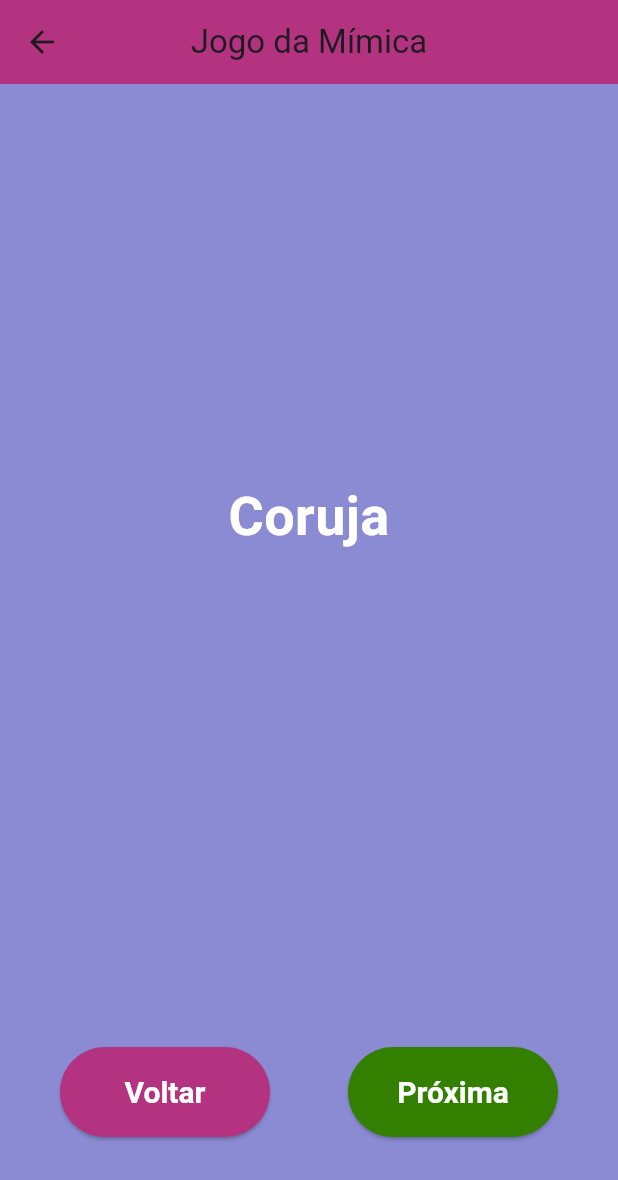
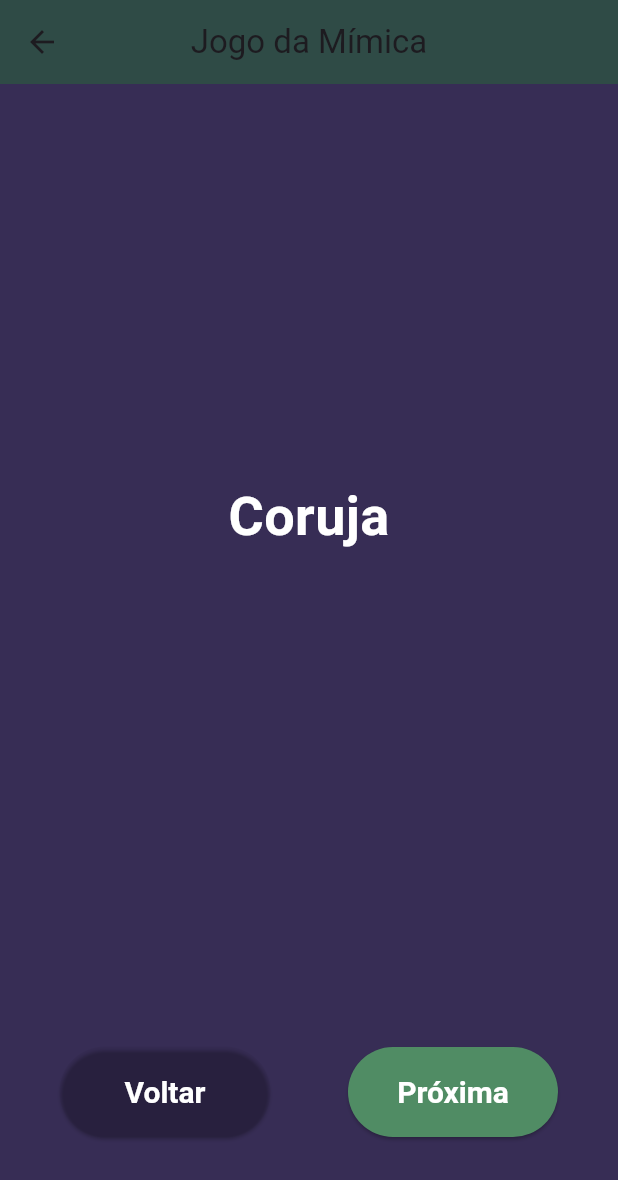
Before and after one commit to faccin-eng/advinha_me, a Flutter app: the screen it shows after launch, after a tap on "Jogo da Mimica", on a phone screen of 412 x 824 dp. Shown: the top 1180 px of the screen. Run offline on Flutter 3.47's test engine with Material 3 defaults, Android fonts, the phone set to English and light mode, and no system bars.

Commit message:
Logica de repetição, icon, colorset

```diff
--- a/lib/main.dart
+++ b/lib/main.dart
@@ -20,20 +20,22 @@ class MenuApp extends StatelessWidget {
         '/mimica': (context) => JogoScreen(
           titulo: 'Jogo da Mímica',
           assetPath: 'assets/mimica.json',
-          corFundo: Color.fromRGBO(110, 110, 201, 0.8),
-          corBotaoVoltar: Color.fromRGBO(179, 51, 128, 1),
-          corBotaoGerar: Color.fromRGBO(51, 128, 0, 1),
-          corTexto: Colors.white,
+          corFundo: Color.fromRGBO(55, 45, 85, 1),
+          corBotaoVoltar: Color.fromRGBO(126, 78, 78, 0),
+          corBarraSuperior: Color.fromRGBO(45, 85, 65, 0.76),
+          corBotaoGerar: Color.fromRGBO(80, 140, 100, 1),
+          corTexto: const Color.fromARGB(255, 255, 255, 255),
           modoPaisagem: false,
           usarTemporizador: false,
         ),
         '/advinha': (context) => JogoScreen(
           titulo: 'Advinha Quem',
           assetPath: 'assets/advinha.json',
-          corFundo: Color.fromRGBO(89, 89, 136, 0.98),
-          corBotaoVoltar: Color.fromRGBO(179, 51, 128, 1),
-          corBotaoGerar: Color.fromRGBO(0, 128, 179, 1),
-          corTexto: Colors.black,
+          corFundo: Color.fromRGBO(45, 85, 65, 1),
+          corBotaoVoltar: Color.fromRGBO(126, 78, 78, 0), // transparente
+          corBarraSuperior: Color.fromARGB(122, 119, 0, 113),
+          corBotaoGerar: Color.fromRGBO(120, 80, 160, 1),
+          corTexto: const Color.fromARGB(255, 255, 255, 255),
           modoPaisagem: true,
           usarTemporizador: true,
         ),
@@ -49,19 +51,28 @@ class MenuScreen extends StatelessWidget{
       appBar: AppBar(
         title: Text('Advinha-Me'),
         centerTitle: true,
-        backgroundColor: Color.fromRGBO(131, 138, 0, 1),
+        backgroundColor: Color.fromRGBO(60, 80, 100, 1),
+        titleTextStyle: TextStyle(
+    fontSize: 22,
+    fontWeight: FontWeight.bold,
+    color: const Color.fromARGB(255, 0, 0, 0), // ou a cor que você preferir
+  ),
       ),
       body: Container(
-        color: const Color.fromARGB(255, 7, 31, 26),
+  color: const Color.fromRGBO(25, 25, 35, 1),
+  width: double.infinity,
+  height: double.infinity,
+  child: Center(
     child: Column(
       mainAxisAlignment: MainAxisAlignment.center,
+      crossAxisAlignment: CrossAxisAlignment.center,
       children: [
         SizedBox(
-              width: 500,
+          width: 300, // Tamanho fixo menor
           height: 80,
           child: ElevatedButton(
             style: ElevatedButton.styleFrom(
-                  backgroundColor: Color.fromRGBO(102, 0, 128, 1),
+              backgroundColor: Color.fromRGBO(120, 80, 160, 1),
               foregroundColor: Colors.black,
               textStyle: TextStyle(fontSize: 20, fontWeight: FontWeight.bold),
             ),
@@ -71,15 +82,15 @@ class MenuScreen extends StatelessWidget{
             child: Text('Jogo da Mimica'),
           ),
         ),
-              SizedBox(height:20),
+        SizedBox(height: 20),
         SizedBox(
-                width: 500,
+          width: 300, // Tamanho fixo menor
           height: 80,
           child: ElevatedButton(
             style: ElevatedButton.styleFrom(
-                    backgroundColor: Color.fromRGBO(0, 102, 0, 1),
+              backgroundColor: Color.fromRGBO(80, 140, 100, 1),
               foregroundColor: Colors.black,
-                    textStyle: TextStyle(fontSize:20, fontWeight: FontWeight.bold),
+              textStyle: TextStyle(fontSize: 20, fontWeight: FontWeight.bold),
             ),
             onPressed: (){
               Navigator.pushNamed(context, '/advinha');
@@ -90,6 +101,7 @@ class MenuScreen extends StatelessWidget{
       ],
     )
   ),
+),
     );
   }
 }
@@ -98,6 +110,7 @@ class JogoScreen extends StatefulWidget {
   final String assetPath;
   final Color corFundo;
   final Color corBotaoVoltar;
+  final Color corBarraSuperior;
   final Color corBotaoGerar;
   final Color corTexto;
   final bool modoPaisagem;
@@ -108,6 +121,7 @@ class JogoScreen extends StatefulWidget {
     required this.assetPath,
     required this.corFundo,
     required this.corBotaoVoltar,
+    required this.corBarraSuperior,
     required this.corBotaoGerar,
     required this.corTexto,
     required this.modoPaisagem,
@@ -120,6 +134,7 @@ class JogoScreen extends StatefulWidget {
 
 class _JogoScreenState extends State<JogoScreen> {
   List<String> _palavras = [];
+  List<String> _palavrasUsadas = [];
   String _palavraAtual = '';
   bool _mostraPalavra = false; //se a palavra é exibida em função do temporizador
   int _contador = 3;
@@ -167,10 +182,16 @@ class _JogoScreenState extends State<JogoScreen> {
 
   void _gerarNovaPalavra() {
     if (_palavras.isEmpty) return;
+    if (_palavrasUsadas.length >= _palavras.length){
+      _palavrasUsadas.clear();
+    }
+    List<String> palavrasDisponiveis = _palavras.where((palavra) => !_palavrasUsadas.contains(palavra)).toList();
+
     final rnd = Random();
-    final idx = rnd.nextInt(_palavras.length);
+    final idx = rnd.nextInt(palavrasDisponiveis.length);
     setState(() {
-      _palavraAtual = _palavras[idx];
+      _palavraAtual = palavrasDisponiveis[idx];
+      _palavrasUsadas.add(_palavraAtual);
       _mostraPalavra = true;
     });
   }
@@ -202,7 +223,7 @@ void _startTemporizador(){
       backgroundColor: widget.corFundo,
       appBar: AppBar(
         title: Text(widget.titulo),
-        backgroundColor: widget.corBotaoVoltar,
+        backgroundColor: widget.corBarraSuperior,
         centerTitle: true,
       ),
       body: SafeArea(
```
Also changed, not shown: pubspec.yaml (+8 -0 lines), assets/app_icon.png (added), pubspec.lock, 5 other files. Lines whose indentation alone changed are shown as unchanged.
